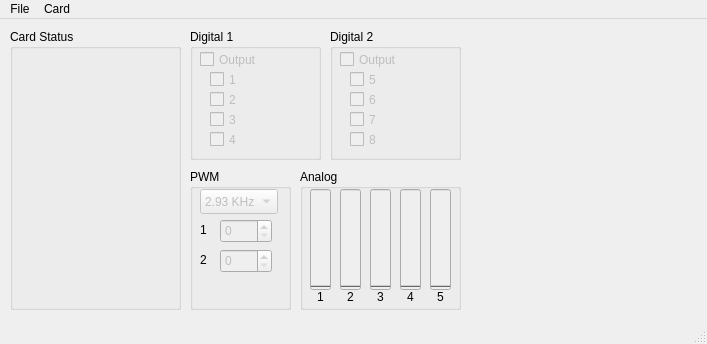
Old version of the form TestApp/TestApp.ui in the repository rahlskog/VM167.
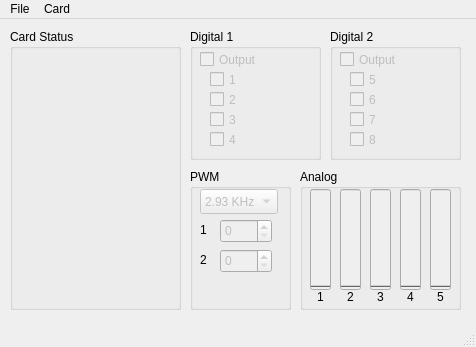
New version of the form.

Commit message: If nothing is detected, then don't allow the user to pick a card and segfault.

```diff
--- a/TestApp/TestApp.ui
+++ b/TestApp/TestApp.ui
@@ -6,10 +6,16 @@
    <rect>
     <x>0</x>
     <y>0</y>
-    <width>707</width>
-    <height>344</height>
+    <width>476</width>
+    <height>347</height>
    </rect>
   </property>
+  <property name="sizePolicy">
+   <sizepolicy hsizetype="Fixed" vsizetype="Fixed">
+    <horstretch>0</horstretch>
+    <verstretch>0</verstretch>
+   </sizepolicy>
+  </property>
   <property name="windowTitle">
    <string>VM167 TestApp</string>
   </property>
@@ -524,8 +530,8 @@
     <rect>
      <x>0</x>
      <y>0</y>
-     <width>707</width>
-     <height>22</height>
+     <width>476</width>
+     <height>21</height>
     </rect>
    </property>
    <widget class="QMenu" name="menuFile">
```
The commit also changes 1 other file.
